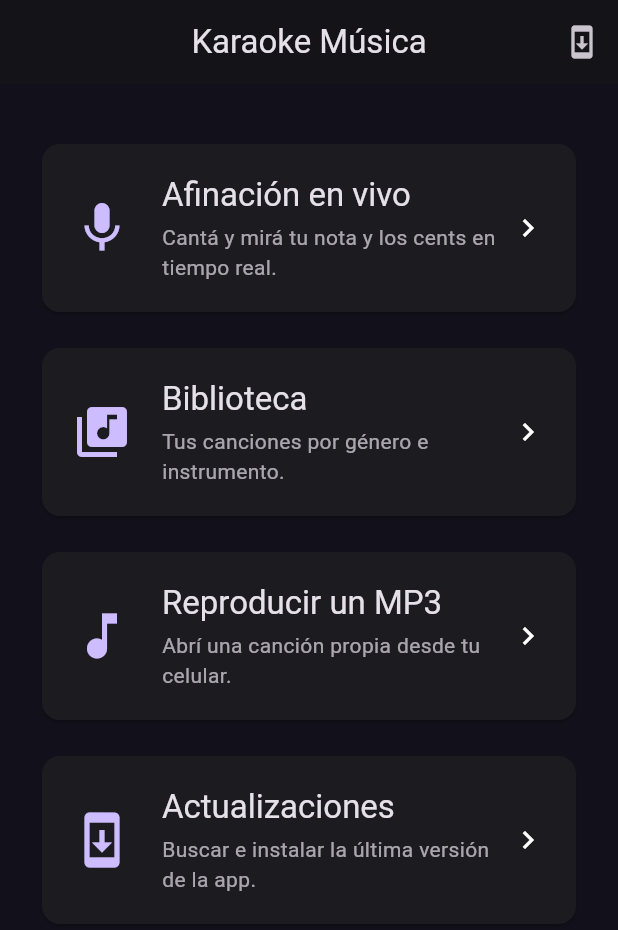
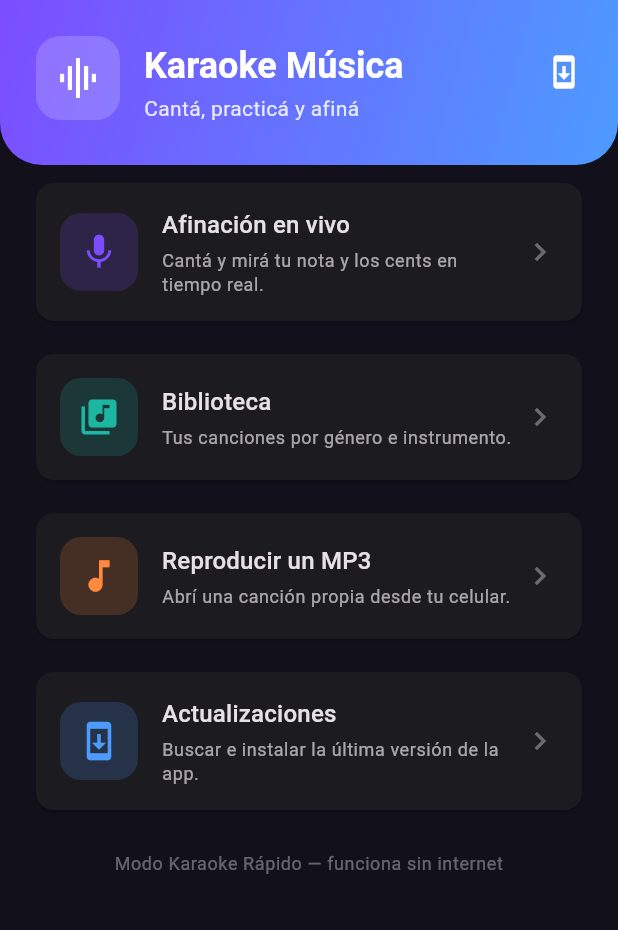
Before and after one commit to alexisfagnolad-beep/app-karaoke-musica, a Flutter app: the screen it shows after launch, on a phone screen of 412 x 824 dp. Shown: the top 930 px of the screen. Run offline on Flutter 3.47's test engine with Material 3 defaults, Android fonts, the phone set to English and light mode, and no system bars; our stand-ins replace file_picker, flutter_secure_storage, just_audio, open_filex, package_info_plus, permission_handler; missing offline and left inert: flutter_audio_capture, pitch_detector_dart.

Commit message:
UI: rediseño de la pantalla principal
- Encabezado con degradé (violeta->azul), nombre y subtitulo.
- Tarjetas con icono en chip de color por seccion (afinacion, biblioteca,
  reproductor, actualizaciones) y layout mas prolijo.
- Pie con nota 'funciona sin internet'.

https://claude.ai/code/session_01YTrSmuHpnRj1oa43gKrDhM

```diff
--- a/lib/features/home/presentation/home_screen.dart
+++ b/lib/features/home/presentation/home_screen.dart
@@ -67,62 +67,67 @@ class _HomeScreenState extends State<HomeScreen> {
 
   @override
   Widget build(BuildContext context) {
+    final theme = Theme.of(context);
     return Scaffold(
-      appBar: AppBar(
-        title: const Text('Karaoke Música'),
-        centerTitle: true,
-        actions: [
-          IconButton(
-            tooltip: 'Actualizaciones',
-            icon: const Icon(Icons.system_update),
-            onPressed: _openUpdates,
-          ),
-        ],
-      ),
       body: SafeArea(
         child: SingleChildScrollView(
-          padding: const EdgeInsets.all(24),
           child: Column(
+            crossAxisAlignment: CrossAxisAlignment.stretch,
             children: [
-              const SizedBox(height: 12),
-              _MenuCard(
-                icon: Icons.mic,
-                title: 'Afinación en vivo',
-                subtitle: 'Cantá y mirá tu nota y los cents en tiempo real.',
-                onTap: () => Navigator.of(context).push(
-                  MaterialPageRoute(
-                    builder: (_) => const LivePitchScreen(),
+              _Header(onUpdates: _openUpdates),
+              Padding(
+                padding: const EdgeInsets.fromLTRB(20, 8, 20, 24),
+                child: Column(
+                  children: [
+                    _MenuCard(
+                      icon: Icons.mic,
+                      color: const Color(0xFF7C4DFF),
+                      title: 'Afinación en vivo',
+                      subtitle: 'Cantá y mirá tu nota y los cents en tiempo real.',
+                      onTap: () => Navigator.of(context).push(
+                        MaterialPageRoute(builder: (_) => const LivePitchScreen()),
+                      ),
+                    ),
+                    const SizedBox(height: 14),
+                    _MenuCard(
+                      icon: Icons.library_music,
+                      color: const Color(0xFF1DB6A2),
+                      title: 'Biblioteca',
+                      subtitle: 'Tus canciones por género e instrumento.',
+                      onTap: () => Navigator.of(context).push(
+                        MaterialPageRoute(builder: (_) => const LibraryScreen()),
+                      ),
+                    ),
+                    const SizedBox(height: 14),
+                    _MenuCard(
+                      icon: Icons.music_note,
+                      color: const Color(0xFFFF8A3D),
+                      title: 'Reproducir un MP3',
+                      subtitle: 'Abrí una canción propia desde tu celular.',
+                      onTap: () => Navigator.of(context).push(
+                        MaterialPageRoute(builder: (_) => const PlayerScreen()),
+                      ),
+                    ),
+                    const SizedBox(height: 14),
+                    _MenuCard(
+                      icon: Icons.system_update,
+                      color: const Color(0xFF4D9BFF),
+                      title: 'Actualizaciones',
+                      subtitle: 'Buscar e instalar la última versión de la app.',
+                      onTap: _openUpdates,
+                    ),
+                  ],
+                ),
+              ),
+              Padding(
+                padding: const EdgeInsets.only(bottom: 24),
+                child: Text(
+                  'Modo Karaoke Rápido — funciona sin internet',
+                  textAlign: TextAlign.center,
+                  style: theme.textTheme.bodySmall?.copyWith(
+                    color: theme.colorScheme.onSurface.withValues(alpha: 0.4),
                   ),
                 ),
-              ),
-              const SizedBox(height: 16),
-              _MenuCard(
-                icon: Icons.library_music,
-                title: 'Biblioteca',
-                subtitle: 'Tus canciones por género e instrumento.',
-                onTap: () => Navigator.of(context).push(
-                  MaterialPageRoute(
-                    builder: (_) => const LibraryScreen(),
-                  ),
-                ),
-              ),
-              const SizedBox(height: 16),
-              _MenuCard(
-                icon: Icons.music_note,
-                title: 'Reproducir un MP3',
-                subtitle: 'Abrí una canción propia desde tu celular.',
-                onTap: () => Navigator.of(context).push(
-                  MaterialPageRoute(
-                    builder: (_) => const PlayerScreen(),
-                  ),
-                ),
-              ),
-              const SizedBox(height: 16),
-              _MenuCard(
-                icon: Icons.system_update,
-                title: 'Actualizaciones',
-                subtitle: 'Buscar e instalar la última versión de la app.',
-                onTap: _openUpdates,
               ),
             ],
           ),
@@ -132,15 +137,81 @@ class _HomeScreenState extends State<HomeScreen> {
   }
 }
 
+/// Encabezado con degradé, nombre y subtítulo de la app.
+class _Header extends StatelessWidget {
+  const _Header({required this.onUpdates});
+
+  final VoidCallback onUpdates;
+
+  @override
+  Widget build(BuildContext context) {
+    final theme = Theme.of(context);
+    return Container(
+      padding: const EdgeInsets.fromLTRB(24, 24, 12, 28),
+      decoration: const BoxDecoration(
+        gradient: LinearGradient(
+          begin: Alignment.topLeft,
+          end: Alignment.bottomRight,
+          colors: [Color(0xFF7C4DFF), Color(0xFF4D9BFF)],
+        ),
+        borderRadius: BorderRadius.vertical(bottom: Radius.circular(28)),
+      ),
+      child: Row(
+        crossAxisAlignment: CrossAxisAlignment.start,
+        children: [
+          Container(
+            padding: const EdgeInsets.all(12),
+            decoration: BoxDecoration(
+              color: Colors.white.withValues(alpha: 0.18),
+              borderRadius: BorderRadius.circular(16),
+            ),
+            child: const Icon(Icons.graphic_eq, color: Colors.white, size: 32),
+          ),
+          const SizedBox(width: 16),
+          Expanded(
+            child: Column(
+              crossAxisAlignment: CrossAxisAlignment.start,
+              children: [
+                const SizedBox(height: 4),
+                Text(
+                  'Karaoke Música',
+                  style: theme.textTheme.headlineSmall?.copyWith(
+                    color: Colors.white,
+                    fontWeight: FontWeight.bold,
+                  ),
+                ),
+                const SizedBox(height: 2),
+                Text(
+                  'Cantá, practicá y afiná',
+                  style: theme.textTheme.bodyMedium?.copyWith(
+                    color: Colors.white.withValues(alpha: 0.85),
+                  ),
+                ),
+              ],
+            ),
+          ),
+          IconButton(
+            tooltip: 'Actualizaciones',
+            icon: const Icon(Icons.system_update, color: Colors.white),
+            onPressed: onUpdates,
+          ),
+        ],
+      ),
+    );
+  }
+}
+
 class _MenuCard extends StatelessWidget {
   const _MenuCard({
     required this.icon,
+    required this.color,
     required this.title,
     required this.subtitle,
     required this.onTap,
   });
 
   final IconData icon;
+  final Color color;
   final String title;
   final String subtitle;
   final VoidCallback onTap;
@@ -149,24 +220,32 @@ class _MenuCard extends StatelessWidget {
   Widget build(BuildContext context) {
     final theme = Theme.of(context);
     return Card(
+      clipBehavior: Clip.antiAlias,
       child: InkWell(
-        borderRadius: BorderRadius.circular(12),
         onTap: onTap,
         child: Padding(
-          padding: const EdgeInsets.all(20),
+          padding: const EdgeInsets.all(16),
           child: Row(
             children: [
-              Icon(icon, size: 40, color: theme.colorScheme.primary),
-              const SizedBox(width: 20),
+              Container(
+                width: 52,
+                height: 52,
+                decoration: BoxDecoration(
+                  color: color.withValues(alpha: 0.18),
+                  borderRadius: BorderRadius.circular(14),
+                ),
+                child: Icon(icon, size: 28, color: color),
+              ),
+              const SizedBox(width: 16),
               Expanded(
                 child: Column(
                   crossAxisAlignment: CrossAxisAlignment.start,
                   children: [
-                    Text(title, style: theme.textTheme.titleLarge),
+                    Text(title, style: theme.textTheme.titleMedium),
                     const SizedBox(height: 4),
                     Text(
                       subtitle,
-                      style: theme.textTheme.bodyMedium?.copyWith(
+                      style: theme.textTheme.bodySmall?.copyWith(
                         color:
                             theme.colorScheme.onSurface.withValues(alpha: 0.7),
                       ),
@@ -174,7 +253,10 @@ class _MenuCard extends StatelessWidget {
                   ],
                 ),
               ),
-              const Icon(Icons.chevron_right),
+              Icon(
+                Icons.chevron_right,
+                color: theme.colorScheme.onSurface.withValues(alpha: 0.4),
+              ),
             ],
           ),
         ),
```
